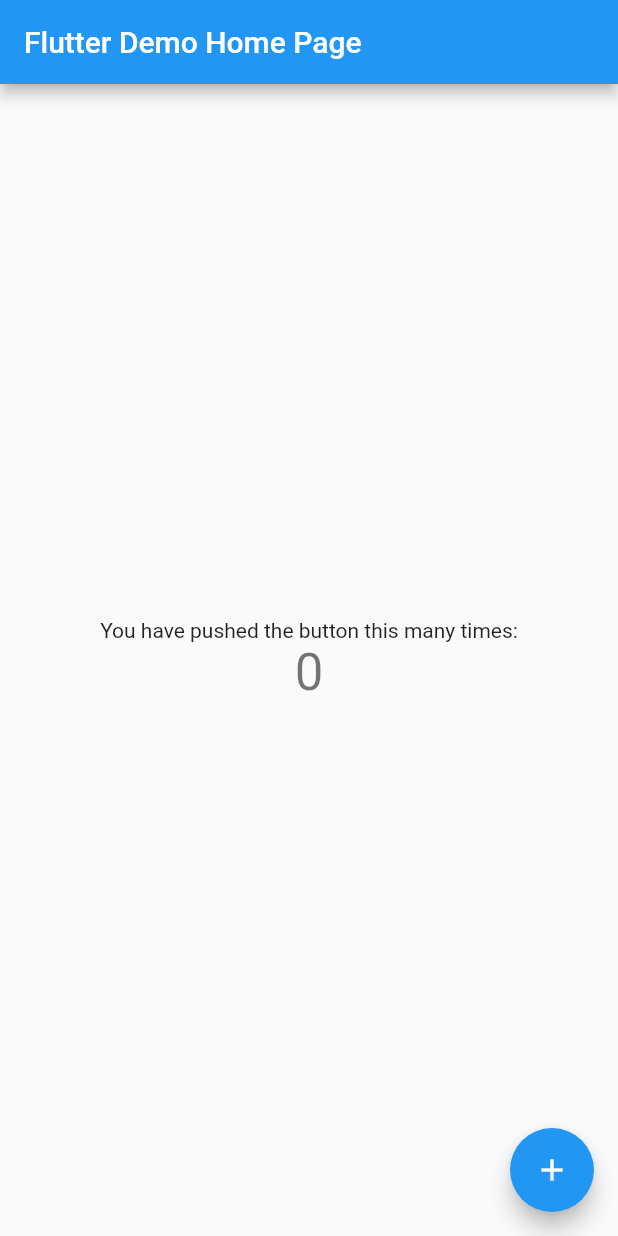
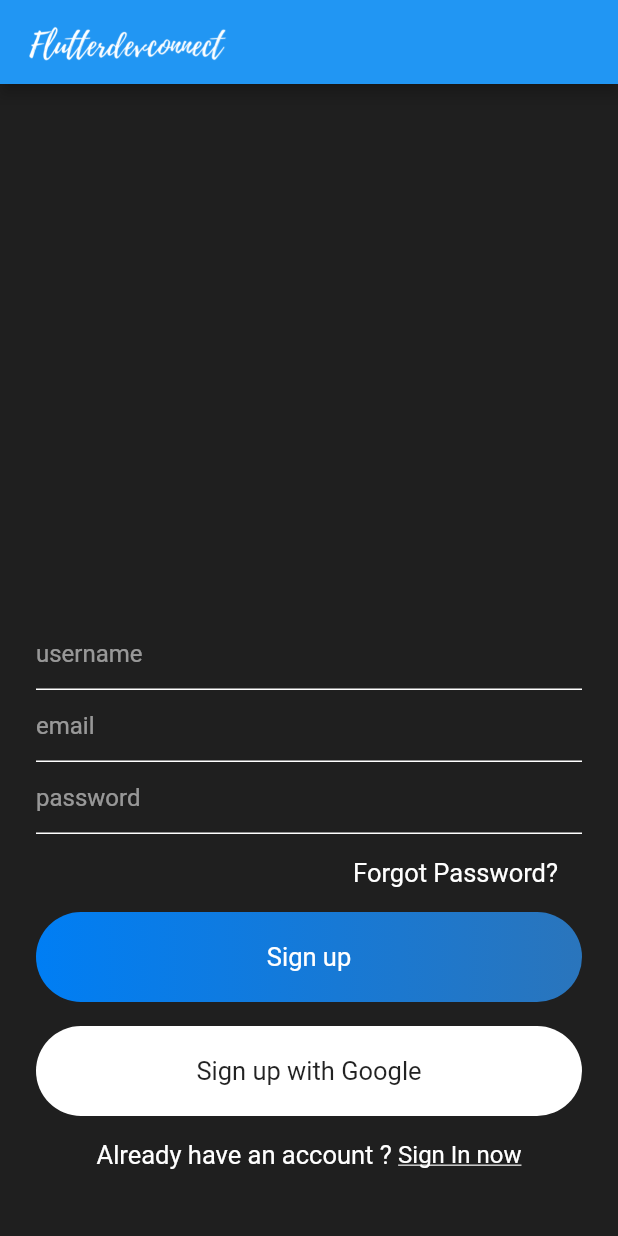
Before and after one commit to Amunratis/humane_chat, a Flutter app: the screen it shows after launch, on a phone screen of 412 x 824 dp. Run offline on Flutter 3.47's test engine with Material 2 defaults, Android fonts, the phone set to English and light mode, and no system bars; our stand-ins replace firebase_auth; accounts and stored records are empty.

Commit message:
sign in, sign up screens, firebase auth methods

```diff
--- a/lib/main.dart
+++ b/lib/main.dart
@@ -1,113 +1,22 @@
 import 'package:flutter/material.dart';
+import 'package:humane_chat/views/sign_up.dart';
 
 void main() {
   runApp(MyApp());
 }
 
 class MyApp extends StatelessWidget {
-  // This widget is the root of your application.
   @override
   Widget build(BuildContext context) {
     return MaterialApp(
       title: 'Flutter Demo',
+      debugShowCheckedModeBanner: false,
       theme: ThemeData(
-        // This is the theme of your application.
-        //
-        // Try running your application with "flutter run". You'll see the
-        // application has a blue toolbar. Then, without quitting the app, try
-        // changing the primarySwatch below to Colors.green and then invoke
-        // "hot reload" (press "r" in the console where you ran "flutter run",
-        // or simply save your changes to "hot reload" in a Flutter IDE).
-        // Notice that the counter didn't reset back to zero; the application
-        // is not restarted.
-        primarySwatch: Colors.blue,
-      ),
-      home: MyHomePage(title: 'Flutter Demo Home Page'),
+          primaryColor: Color(0xff145C9E),
+          scaffoldBackgroundColor: Color(0xff1F1F1F),
+          primarySwatch: Colors.blue,
+          visualDensity: VisualDensity.adaptivePlatformDensity),
+      home: SignUp(),
     );
   }
 }
-
-class MyHomePage extends StatefulWidget {
-  MyHomePage({Key? key, required this.title}) : super(key: key);
-
-  // This widget is the home page of your application. It is stateful, meaning
-  // that it has a State object (defined below) that contains fields that affect
-  // how it looks.
-
-  // This class is the configuration for the state. It holds the values (in this
-  // case the title) provided by the parent (in this case the App widget) and
-  // used by the build method of the State. Fields in a Widget subclass are
-  // always marked "final".
-
-  final String title;
-
-  @override
-  _MyHomePageState createState() => _MyHomePageState();
-}
-
-class _MyHomePageState extends State<MyHomePage> {
-  int _counter = 0;
-
-  void _incrementCounter() {
-    setState(() {
-      // This call to setState tells the Flutter framework that something has
-      // changed in this State, which causes it to rerun the build method below
-      // so that the display can reflect the updated values. If we changed
-      // _counter without calling setState(), then the build method would not be
-      // called again, and so nothing would appear to happen.
-      _counter++;
-    });
-  }
-
-  @override
-  Widget build(BuildContext context) {
-    // This method is rerun every time setState is called, for instance as done
-    // by the _incrementCounter method above.
-    //
-    // The Flutter framework has been optimized to make rerunning build methods
-    // fast, so that you can just rebuild anything that needs updating rather
-    // than having to individually change instances of widgets.
-    return Scaffold(
-      appBar: AppBar(
-        // Here we take the value from the MyHomePage object that was created by
-        // the App.build method, and use it to set our appbar title.
-        title: Text(widget.title),
-      ),
-      body: Center(
-        // Center is a layout widget. It takes a single child and positions it
-        // in the middle of the parent.
-        child: Column(
-          // Column is also a layout widget. It takes a list of children and
-          // arranges them vertically. By default, it sizes itself to fit its
-          // children horizontally, and tries to be as tall as its parent.
-          //
-          // Invoke "debug painting" (press "p" in the console, choose the
-          // "Toggle Debug Paint" action from the Flutter Inspector in Android
-          // Studio, or the "Toggle Debug Paint" command in Visual Studio Code)
-          // to see the wireframe for each widget.
-          //
-          // Column has various properties to control how it sizes itself and
-          // how it positions its children. Here we use mainAxisAlignment to
-          // center the children vertically; the main axis here is the vertical
-          // axis because Columns are vertical (the cross axis would be
-          // horizontal).
-          mainAxisAlignment: MainAxisAlignment.center,
-          children: <Widget>[
-            Text(
-              'You have pushed the button this many times:',
-            ),
-            Text(
-              '$_counter',
-              style: Theme.of(context).textTheme.headline4,
-            ),
-          ],
-        ),
-      ),
-      floatingActionButton: FloatingActionButton(
-        onPressed: _incrementCounter,
-        tooltip: 'Increment',
-        child: Icon(Icons.add),
-      ), // This trailing comma makes auto-formatting nicer for build methods.
-    );
-  }
-}
--- /dev/null
+++ b/lib/modal/user.dart
@@ -0,0 +1,4 @@
+class FirebaseUser {
+  String userId;
+  FirebaseUser({required this.userId});
+}
--- /dev/null
+++ b/lib/views/sign_up.dart
@@ -0,0 +1,99 @@
+import 'package:flutter/material.dart';
+import 'package:flutter/widgets.dart';
+import 'package:humane_chat/widget/widget.dart';
+
+class SignUp extends StatefulWidget {
+  const SignUp({Key? key}) : super(key: key);
+
+  @override
+  _SignUpState createState() => _SignUpState();
+}
+
+class _SignUpState extends State<SignUp> {
+  TextEditingController userNameTextEditingController =
+      new TextEditingController();
+  TextEditingController emailTextEditingController =
+      new TextEditingController();
+  TextEditingController passwordTextEditingController =
+      new TextEditingController();
+
+  @override
+  Widget build(BuildContext context) {
+    return Scaffold(
+      appBar: appBarMain(context: context),
+      body: SingleChildScrollView(
+        child: Container(
+          height: MediaQuery.of(context).size.height - 50,
+          alignment: Alignment.bottomCenter,
+          child: Container(
+            padding: EdgeInsets.symmetric(horizontal: 24),
+            child: Column(mainAxisSize: MainAxisSize.min, children: [
+              TextField(
+                  controller: userNameTextEditingController,
+                  style: myTextStyle(),
+                  decoration: textFieldInputDecoration("username")),
+              TextField(
+                  controller: emailTextEditingController,
+                  style: myTextStyle(),
+                  decoration: textFieldInputDecoration("email")),
+              TextField(
+                controller: passwordTextEditingController,
+                style: myTextStyle(),
+                decoration: textFieldInputDecoration("password"),
+              ),
+              SizedBox(
+                height: 8,
+              ),
+              Container(
+                alignment: Alignment.centerRight,
+                child: Container(
+                  padding: EdgeInsets.symmetric(horizontal: 16, vertical: 8),
+                  child: Text("Forgot Password?", style: mediumTextStyle()),
+                ),
+              ),
+              SizedBox(height: 8),
+              Container(
+                alignment: Alignment.center,
+                width: MediaQuery.of(context).size.width,
+                padding: EdgeInsets.symmetric(vertical: 20),
+                decoration: BoxDecoration(
+                    gradient: LinearGradient(colors: [
+                      const Color(0xff007EF4),
+                      const Color(0xff2A75BC)
+                    ]),
+                    borderRadius: BorderRadius.circular(30)),
+                child: Text("Sign up", style: mediumTextStyle()),
+              ),
+              SizedBox(height: 16),
+              Container(
+                alignment: Alignment.center,
+                width: MediaQuery.of(context).size.width,
+                padding: EdgeInsets.symmetric(vertical: 20),
+                decoration: BoxDecoration(
+                    borderRadius: BorderRadius.circular(30),
+                    color: Colors.white),
+                child: Text("Sign up with Google",
+                    style: TextStyle(color: Colors.black87, fontSize: 17)),
+              ),
+              SizedBox(height: 16),
+              Row(
+                mainAxisAlignment: MainAxisAlignment.center,
+                children: [
+                  Text("Already have an account ? ", style: mediumTextStyle()),
+                  Text("Sign In now",
+                      style: TextStyle(
+                          color: Colors.white,
+                          fontSize: 16,
+                          decoration: TextDecoration.underline))
+                ],
+              ),
+              SizedBox(
+                height: 50,
+              )
+            ]),
+          ),
+        ),
+      ),
+    );
+  }
+}
--- /dev/null
+++ b/lib/widget/widget.dart
@@ -0,0 +1,43 @@
+import 'package:flutter/cupertino.dart';
+import 'package:flutter/material.dart';
+
+class appBarMain extends StatelessWidget with PreferredSizeWidget {
+  const appBarMain({
+    Key? key,
+    required BuildContext context,
+  }) : super(key: key);
+
+  @override
+  Widget build(BuildContext context) {
+    return AppBar(
+      title: Image.asset(
+        'assets/images/logo.png',
+        height: 50,
+      ),
+    );
+  }
+
+  @override
+  Size get preferredSize => Size.fromHeight(kToolbarHeight);
+}
+
+InputDecoration textFieldInputDecoration(String hintText) {
+  return InputDecoration(
+    hintText: hintText,
+    hintStyle: TextStyle(color: Colors.white54),
+    focusedBorder: UnderlineInputBorder(
+      borderSide: BorderSide(color: Colors.white),
+    ),
+    enabledBorder: UnderlineInputBorder(
+      borderSide: BorderSide(color: Colors.white),
+    ),
+  );
+}
+
+TextStyle myTextStyle() {
+  return TextStyle(color: Colors.white, fontSize: 16);
+}
+
+TextStyle mediumTextStyle() {
+  return TextStyle(color: Colors.white, fontSize: 17);
+}
```
Also changed, not shown: lib/services/auth.dart (added, +46 -0 lines), lib/views/sign_in.dart (added, +86 -0 lines), pubspec.yaml (+5 -6 lines), assets/images/logo.png (added), assets/images/search_white.png (added), assets/images/send.png (added), lib/views/chatRoomsScreen.dart (added), lib/views/forget_password.dart (added), pubspec.lock, 3 other files.
